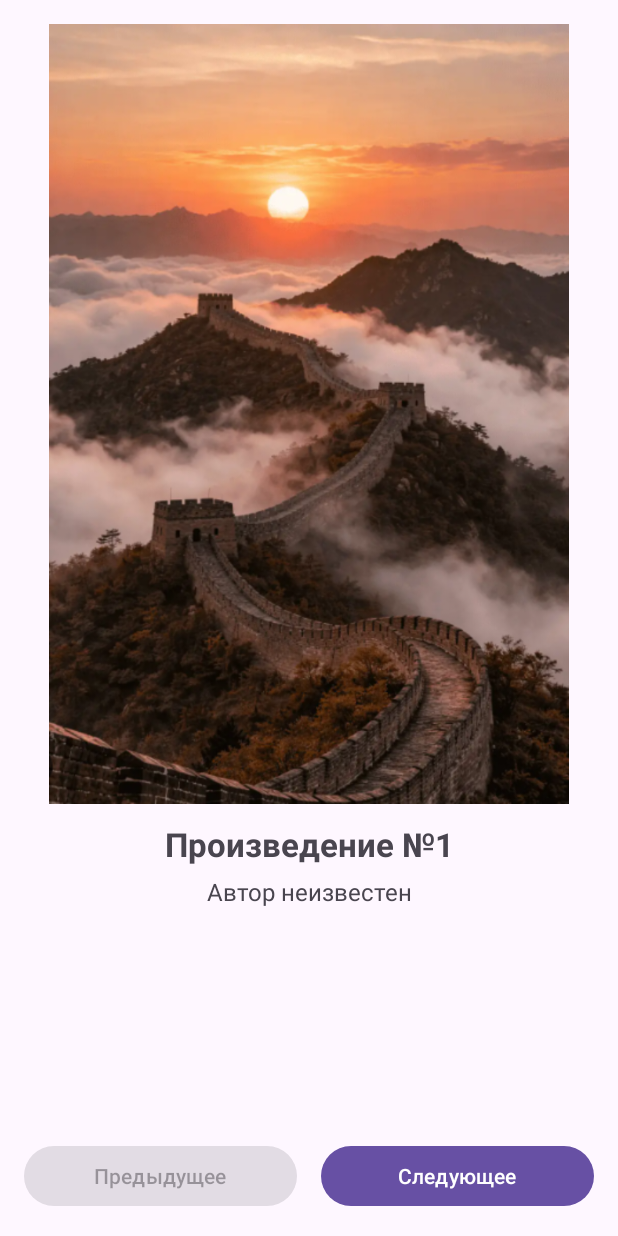
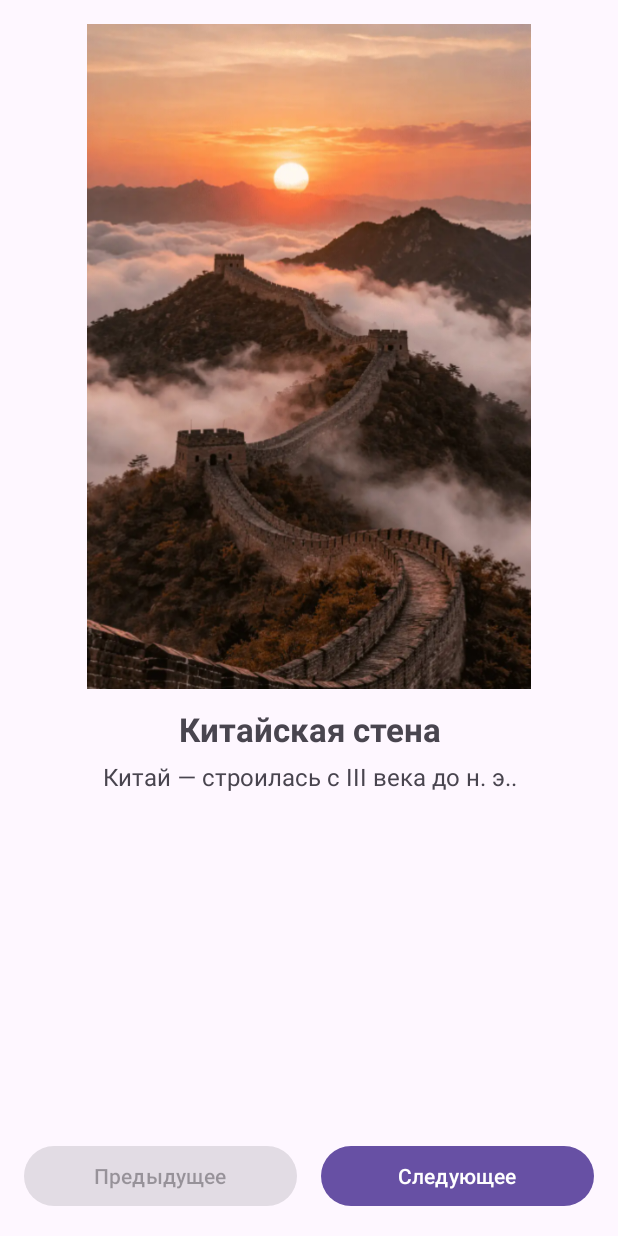
Before and after one commit to ilesonchik-debug/lab_2_android, an Android app: the screen it shows after launch (MainActivity), on a phone screen of 412 x 824 dp. Run offline under Robolectric (Android 15) with nearby library versions, the phone set to English and light mode, and no system bars.

Commit message:
редактирую контент и его отображение

```diff
--- /dev/null
+++ b/app/src/main/java/com/example/lab_2/Artwork.kt
@@ -0,0 +1,8 @@
+package com.example.lab_2
+
+data class Artwork(
+    val imageResource: Int,
+    val title: String,
+    val author: String,
+    val description: String
+)
--- /dev/null
+++ b/app/src/main/java/com/example/lab_2/ArtworkRepository.kt
@@ -0,0 +1,42 @@
+package com.example.lab_2
+
+object ArtworkRepository {
+
+    val artworks = listOf(
+
+        Artwork(
+            imageResource = R.drawable.s1,
+            title = "Китайская стена",
+            author = "Китай — строилась с III века до н. э..",
+            description = "s1"
+        ),
+
+        Artwork(
+            imageResource = R.drawable.s2,
+            title = "Колизей",
+            author = "Италия — открыт в 80 г. н. э..",
+            description = "s2"
+        ),
+
+        Artwork(
+            imageResource = R.drawable.s3,
+            title = "Чичен-Ица",
+            author = "Мексика - центр майя (I тысячелетие н. э.)",
+            description = "s3"
+        ),
+
+        Artwork(
+            imageResource = R.drawable.s4,
+            title = "Мачу-Пикчу",
+            author = "Перу — построен около 1440 года.",
+            description = "s4"
+        ),
+
+        Artwork(
+            imageResource = R.drawable.s5,
+            title = "Тадж-Махал",
+            author = "Индия - построен в 1632–1653 гг..",
+            description = "s5"
+        )
+    )
+}
--- a/app/src/main/java/com/example/lab_2/MainActivity.kt
+++ b/app/src/main/java/com/example/lab_2/MainActivity.kt
@@ -8,26 +8,14 @@ import androidx.appcompat.app.AppCompatActivity
 
 class MainActivity : AppCompatActivity() {
 
-    // Список изображений галереи
-    private val artworks = listOf(
-        R.drawable.s1,
-        R.drawable.s2,
-        R.drawable.s3,
-        R.drawable.s4,
-        R.drawable.s5
-    )
-
-    // Индекс текущего изображения
     private var currentIndex = 0
 
     override fun onCreate(savedInstanceState: Bundle?) {
         super.onCreate(savedInstanceState)
         setContentView(R.layout.activity_main)
 
-        // Восстанавливаем индекс после поворота экрана
         currentIndex = savedInstanceState?.getInt("CURRENT_INDEX") ?: 0
 
-        // Находим элементы интерфейса
         val artworkImage = findViewById<ImageView>(R.id.artworkImage)
         val artworkTitle = findViewById<TextView>(R.id.artworkTitle)
         val artworkAuthor = findViewById<TextView>(R.id.artworkAuthor)
@@ -35,18 +23,21 @@ class MainActivity : AppCompatActivity() {
         val previousButton = findViewById<Button>(R.id.previousButton)
         val nextButton = findViewById<Button>(R.id.nextButton)
 
-        // Обновление отображаемой картины
+        val artworks = ArtworkRepository.artworks
+
         fun updateArtwork() {
-            artworkImage.setImageResource(artworks[currentIndex])
+            val artwork = artworks[currentIndex]
 
-            artworkTitle.text = "Произведение №${currentIndex + 1}"
-            artworkAuthor.text = "Автор неизвестен"
+            artworkImage.setImageResource(artwork.imageResource)
+            artworkImage.contentDescription = artwork.description
+
+            artworkTitle.text = artwork.title
+            artworkAuthor.text = artwork.author
 
             previousButton.isEnabled = currentIndex > 0
             nextButton.isEnabled = currentIndex < artworks.lastIndex
         }
 
-        // Переход к предыдущей картине
         previousButton.setOnClickListener {
             if (currentIndex > 0) {
                 currentIndex--
@@ -54,7 +45,6 @@ class MainActivity : AppCompatActivity() {
             }
         }
 
-        // Переход к следующей картине
         nextButton.setOnClickListener {
             if (currentIndex < artworks.lastIndex) {
                 currentIndex++
@@ -62,13 +52,11 @@ class MainActivity : AppCompatActivity() {
             }
         }
 
-        // Первоначальное отображение картины
         updateArtwork()
     }
 
-    // Сохраняем текущую картину при повороте экрана
     override fun onSaveInstanceState(outState: Bundle) {
+        outState.putInt("CURRENT_INDEX", currentIndex)
         super.onSaveInstanceState(outState)
-        outState.putInt("CURRENT_INDEX", currentIndex)
     }
 }
--- a/app/src/main/res/layout/activity_main.xml
+++ b/app/src/main/res/layout/activity_main.xml
@@ -17,8 +17,8 @@
         app:layout_constraintBottom_toTopOf="@id/artworkTitle"
         app:layout_constraintStart_toStartOf="parent"
         app:layout_constraintEnd_toEndOf="parent"
-        app:layout_constraintVertical_bias="0.4"
-        app:layout_constraintHeight_default="spread"
+        app:layout_constraintHeight_default="percent"
+        app:layout_constraintHeight_percent="0.56"
         app:layout_constraintHeight_max="520dp" />
 
     <!-- Название произведения -->
```
